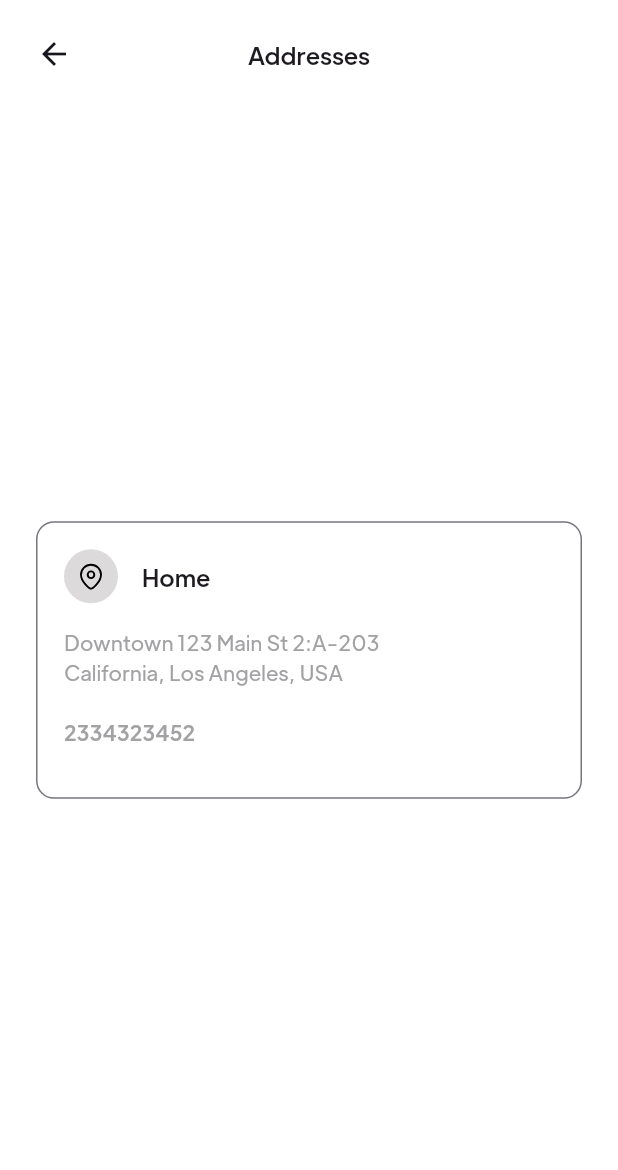
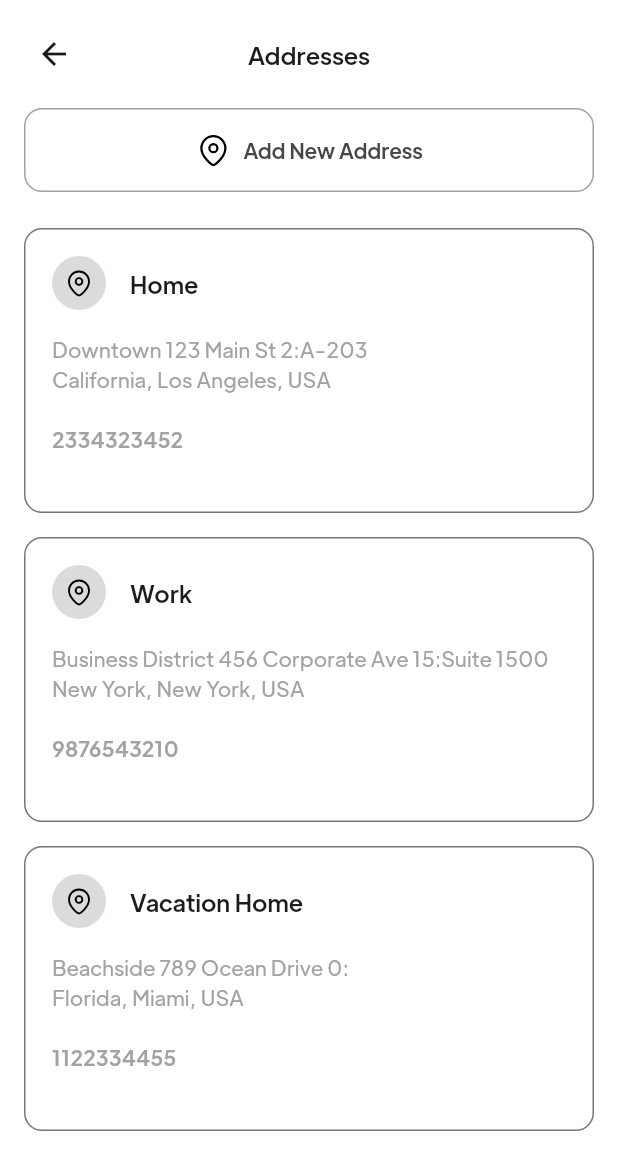
Before and after one commit to by-architect/ecommerce_app_mobile, a Flutter app: the AddressesScreen screen opened by its route, on a phone screen of 412 x 824 dp. Shown: the top 1170 px of the screen. Run offline on Flutter 3.47's test engine with Material 3 defaults, Android fonts, the phone set to English and light mode, and no system bars; our stand-ins replace bloc, cached_network_image, cloud_firestore, connectivity_plus, firebase_auth, firebase_core and 8 more; missing offline and left inert: dart:ffi; accounts and stored records are empty; network calls fail.

Commit message:
#98 -> #2,#1

```diff
--- a/lib/common/ui/theme/AppStyles.dart
+++ b/lib/common/ui/theme/AppStyles.dart
@@ -74,12 +74,14 @@ class AppStyles {
     ),
   );
 
-  static OutlinedButtonThemeData outlinedButtonTheme({Color borderColor = AppColors.blackColor10}) {
+  static OutlinedButtonThemeData outlinedButtonTheme({required bool isDarkMode}) {
     return OutlinedButtonThemeData(
       style: OutlinedButton.styleFrom(
+        overlayColor: AppColors.whiteColor20,
+        foregroundColor:isDarkMode ? AppColors.whiteColor80 :  AppColors.blackColor80,
         padding: const EdgeInsets.all(AppSizes.defaultPadding),
         minimumSize: const Size(double.infinity, 32),
-        side: BorderSide(width: 1.5, color: borderColor),
+        side: BorderSide(width: 1, color:isDarkMode ? AppColors.whiteColor80 :  AppColors.blackColor40),
         shape: const RoundedRectangleBorder(
           borderRadius: BorderRadius.all(Radius.circular(AppSizes.defaultBorderRadius)),
         ),
--- a/lib/common/ui/theme/AppText.dart
+++ b/lib/common/ui/theme/AppText.dart
@@ -374,7 +374,8 @@ class AppText {
   static const editProfilePageEditProfile = AppText("Edit profile");
 
   //address page
-  static const addressesPageEditProfile = AppText("Addresses");
+  static const addressesPageAddresses = AppText("Addresses");
+  static const addressesPageAddAddress = AppText("Add New Address");
 
 
 
--- a/lib/common/ui/theme/AppTheme.dart
+++ b/lib/common/ui/theme/AppTheme.dart
@@ -17,7 +17,7 @@ class AppTheme {
               bodyMedium: TextStyle(color: AppColors.blackColor40)),
           elevatedButtonTheme: AppStyles.elevatedButtonThemeDataLight,
           textButtonTheme: AppStyles.textButtonThemeData,
-          outlinedButtonTheme: AppStyles.outlinedButtonTheme(),
+          outlinedButtonTheme: AppStyles.outlinedButtonTheme( isDarkMode: false),
           inputDecorationTheme: AppStyles.inputDecorationThemeLight,
           dialogTheme: AppStyles.dialogThemeLight,
           checkboxTheme: AppStyles.checkboxThemeData.copyWith(
@@ -47,7 +47,7 @@ class AppTheme {
               ),
           elevatedButtonTheme: AppStyles.elevatedButtonThemeDataDark,
           textButtonTheme: AppStyles.textButtonThemeData,
-          outlinedButtonTheme: AppStyles.outlinedButtonTheme(),
+          outlinedButtonTheme: AppStyles.outlinedButtonTheme(isDarkMode: true),
           inputDecorationTheme: AppStyles.inputDecorationThemeDark,
           checkboxTheme: AppStyles.checkboxThemeData.copyWith(
               side: const BorderSide(color: AppColors.whiteColor40)),
--- a/lib/data/fakerepository/fake_models.dart
+++ b/lib/data/fakerepository/fake_models.dart
@@ -90,6 +90,7 @@ class FakeProductModels {
     cartItem4,
   ];
 
+  static final addresses = [address1,address2, address3];
  static final address1 = Address(
     addressName: "Home",
     id: "1",
--- a/lib/presentation/address/pages/addresses_screen.dart
+++ b/lib/presentation/address/pages/addresses_screen.dart
@@ -1,9 +1,13 @@
+import 'package:ecommerce_app_mobile/common/ui/assets/AppImages.dart';
+import 'package:ecommerce_app_mobile/common/ui/theme/AppSizes.dart';
 import 'package:ecommerce_app_mobile/common/ui/theme/AppText.dart';
 import 'package:ecommerce_app_mobile/data/fakerepository/fake_models.dart';
 import 'package:ecommerce_app_mobile/presentation/address/widgets/address_card.dart';
 import 'package:ecommerce_app_mobile/presentation/common/widgets/app_bar_pop_back.dart';
+import 'package:ecommerce_app_mobile/presentation/common/widgets/button_secondary.dart';
 import 'package:flutter/cupertino.dart';
 import 'package:flutter/material.dart';
+import 'package:flutter_svg/flutter_svg.dart';
 
 class AddressesScreen extends StatelessWidget {
   const AddressesScreen({super.key});
@@ -12,12 +16,35 @@ class AddressesScreen extends StatelessWidget {
   Widget build(BuildContext context) {
     return Scaffold(
         appBar: AppBarPopBack(
-          title: AppText.addressesPageEditProfile.capitalizeFirstWord,
+          title: AppText.addressesPageAddresses.capitalizeFirstWord,
         ),
-        body: Center(
-            child: AddressCard(
-          isSelected: false,
-          address: FakeProductModels.address1,
-        )));
+        body: Padding(
+          padding: const EdgeInsets.all(AppSizes.defaultPadding),
+          child: Column(
+            children: [
+              ButtonSecondary(
+                onTap: () {},
+                child: Row(
+                  mainAxisAlignment: MainAxisAlignment.center,
+                  children: [
+                    SvgPicture.asset(AppImages.locationIcon),
+                    const SizedBox(width: AppSizes.spaceBtwHorizontalFields,),
+                    Text(AppText.addressesPageAddAddress.capitalizeEveryWord)
+                  ],
+                ),
+              ),
+              const SizedBox(height: AppSizes.spaceBtwVerticalFields,),
+              Expanded(
+                child: ListView.builder(
+                  itemBuilder: (context, index) => AddressCard(
+                    isSelected: false,
+                    address: FakeProductModels.addresses[index],
+                  ),
+                  itemCount: FakeProductModels.addresses.length,
+                ),
+              ),
+            ],
+          ),
+        ));
   }
 }
--- a/lib/presentation/address/widgets/address_card.dart
+++ b/lib/presentation/address/widgets/address_card.dart
@@ -19,11 +19,11 @@ class AddressCard extends StatelessWidget {
   Widget build(BuildContext context) {
     final selectedColor = Theme.of(context).primaryColor;
     return Padding(
-      padding: const EdgeInsets.all(AppSizes.defaultSpace),
+      padding: const EdgeInsets.symmetric(vertical: AppSizes.spaceBtwVerticalFieldsSmall),
       child: WidgetClickableOutlined(
           style: AppStyles.clickableWidgetOutlinedStyle(context).copyWith(
             minimumSize: const WidgetStatePropertyAll(Size(200, 185)),
-            maximumSize: const WidgetStatePropertyAll(Size(500, 185)),
+            maximumSize: const WidgetStatePropertyAll(Size(200, 190)),
             side: WidgetStatePropertyAll(
               BorderSide(
                   color: isSelected ? selectedColor : Theme.of(context).dividerColor,
@@ -62,9 +62,11 @@ class AddressCard extends StatelessWidget {
                 ),
                 Row(
                   children: [
-                    Text(
-                      "${address.area} ${address.street} ${address.floor}:${address.apartmentNo}\n${address.state}, ${address.city}, ${address.country}\n  ",
-                      style: Theme.of(context).textTheme.bodyMedium,
+                    Flexible(
+                      child: Text(
+                        "${address.area} ${address.street} ${address.floor}:${address.apartmentNo}\n${address.state}, ${address.city}, ${address.country}\n  ",
+                        style: Theme.of(context).textTheme.bodyMedium,
+                      ),
                     ),
                   ],
                 ),
--- a/lib/presentation/common/widgets/button_secondary.dart
+++ b/lib/presentation/common/widgets/button_secondary.dart
@@ -5,23 +5,25 @@ import 'package:flutter/material.dart';
 import '../../../common/ui/theme/AppColors.dart';
 
 class ButtonSecondary extends StatelessWidget {
-  final String text;
+  final String? text;
   final Function()? onTap;
+  final Widget? child;
 
   const ButtonSecondary({
-    required this.text,
+    this.text,
     this.onTap,
     super.key,
+    this.child,
   });
 
   @override
   Widget build(BuildContext context) {
     return OutlinedButton(
         onPressed: onTap,
-        child: Text(
-          text,
-          style: Theme.of(context).textTheme.bodyMedium?.copyWith(color: context.isDarkMode ? AppColors.whiteColor : AppColors.blackColor),
-        ));
+        child: child ??
+            Text(
+              text??"",
+            ));
   }
 
 /*
--- a/lib/sddklibrary/ui/widget_clickable_outlined.dart
+++ b/lib/sddklibrary/ui/widget_clickable_outlined.dart
@@ -16,6 +16,7 @@ class WidgetClickableOutlined extends StatelessWidget {
   final Size? minimumSize;
   final Size? maximumSize;
 
+
   @override
   Widget build(BuildContext context) {
     return style == null
```
